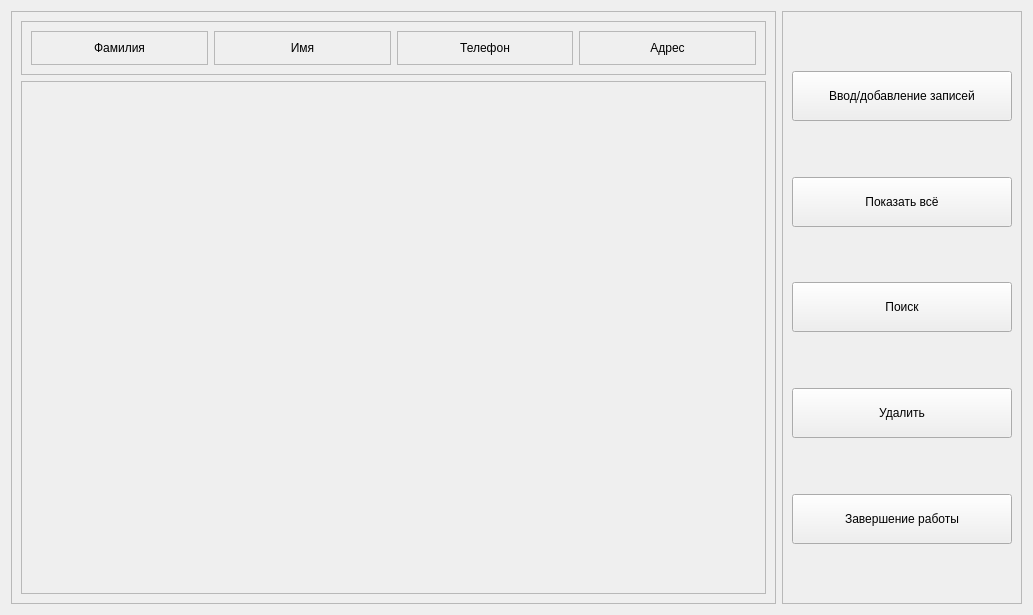
This is aip/2_semestr/homeworks/dz_1/aip2_dz_1_2/widget.ui in Propolisss/baumana as Qt 5 draws it before an edit. The edited form follows.
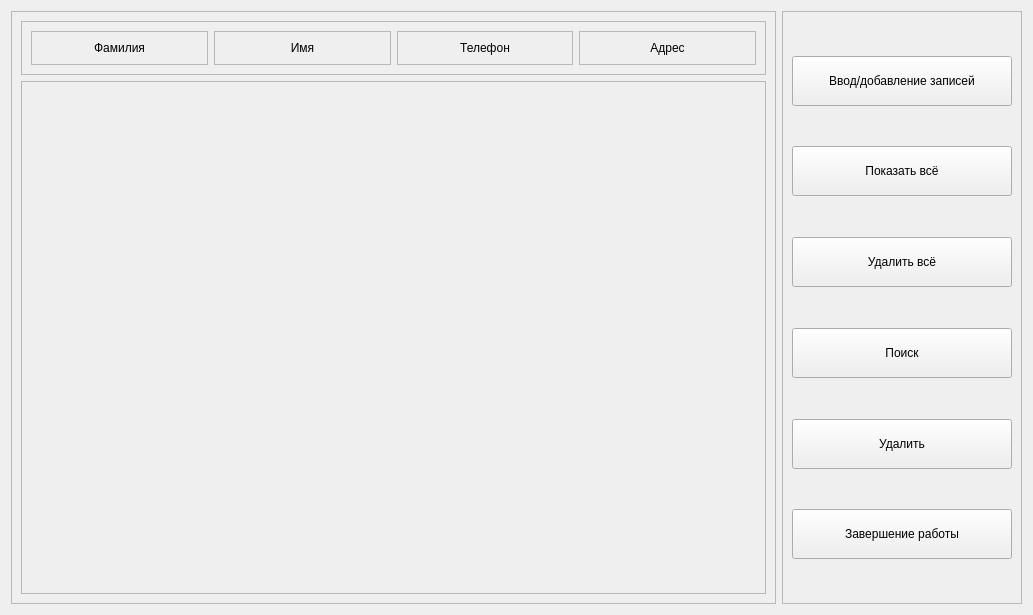
This is the edited form.

```diff
--- a/aip/2_semestr/homeworks/dz_1/aip2_dz_1_2/widget.ui
+++ b/aip/2_semestr/homeworks/dz_1/aip2_dz_1_2/widget.ui
@@ -279,6 +279,9 @@
           <property name="text">
            <string>Ввод/добавление записей</string>
           </property>
+          <property name="autoDefault">
+           <bool>true</bool>
+          </property>
          </widget>
         </item>
         <item>
@@ -317,6 +320,9 @@
           <property name="text">
            <string>Показать всё</string>
           </property>
+          <property name="autoDefault">
+           <bool>true</bool>
+          </property>
          </widget>
         </item>
         <item>
@@ -332,6 +338,47 @@
           </property>
          </spacer>
         </item>
+        <item>
+         <widget class="QPushButton" name="pushButton_5">
+          <property name="sizePolicy">
+           <sizepolicy hsizetype="Minimum" vsizetype="Expanding">
+            <horstretch>0</horstretch>
+            <verstretch>0</verstretch>
+           </sizepolicy>
+          </property>
+          <property name="minimumSize">
+           <size>
+            <width>200</width>
+            <height>50</height>
+           </size>
+          </property>
+          <property name="maximumSize">
+           <size>
+            <width>16777215</width>
+            <height>50</height>
+           </size>
+          </property>
+          <property name="text">
+           <string>Удалить всё</string>
+          </property>
+          <property name="autoDefault">
+           <bool>true</bool>
+          </property>
+         </widget>
+        </item>
+        <item>
+         <spacer name="verticalSpacer_7">
+          <property name="orientation">
+           <enum>Qt::Vertical</enum>
+          </property>
+          <property name="sizeHint" stdset="0">
+           <size>
+            <width>20</width>
+            <height>40</height>
+           </size>
+          </property>
+         </spacer>
+        </item>
         <item>
          <widget class="QPushButton" name="pushButton_2">
           <property name="sizePolicy">
@@ -355,6 +402,9 @@
           <property name="text">
            <string>Поиск</string>
           </property>
+          <property name="autoDefault">
+           <bool>true</bool>
+          </property>
          </widget>
         </item>
         <item>
@@ -393,6 +443,9 @@
           <property name="text">
            <string>Удалить</string>
           </property>
+          <property name="autoDefault">
+           <bool>true</bool>
+          </property>
          </widget>
         </item>
         <item>
@@ -431,6 +484,9 @@
           <property name="text">
            <string>Завершение работы</string>
           </property>
+          <property name="autoDefault">
+           <bool>true</bool>
+          </property>
          </widget>
         </item>
         <item>
```
Left out of the diff: 3 changed lines with no effect on the pictures.
